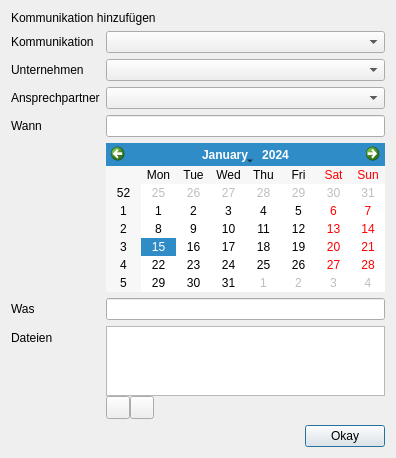
green-lion-racing/glr-database, file communication.ui: the form before one commit.
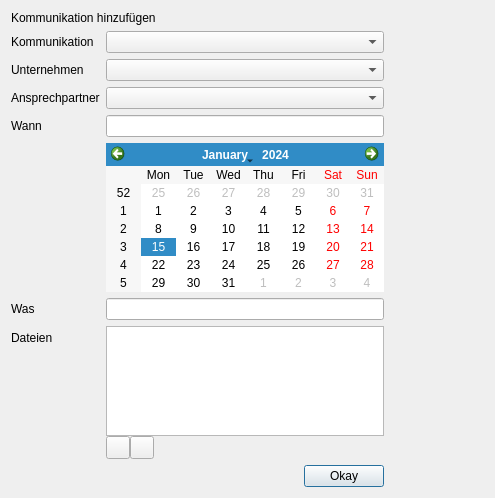
The form after the commit. Icons and pictures are not drawn.

What changed in the file:
```diff
--- a/communication.ui
+++ b/communication.ui
@@ -6,8 +6,8 @@
    <rect>
     <x>0</x>
     <y>0</y>
-    <width>396</width>
-    <height>389</height>
+    <width>495</width>
+    <height>498</height>
    </rect>
   </property>
   <property name="windowTitle">
@@ -25,6 +25,9 @@
      </item>
      <item>
       <layout class="QFormLayout" name="formLayout">
+       <property name="rightMargin">
+        <number>100</number>
+       </property>
        <item row="0" column="0">
         <widget class="QLabel" name="label_5">
          <property name="text">
@@ -105,30 +108,6 @@
          </property>
         </widget>
        </item>
-       <item row="8" column="1">
-        <layout class="QHBoxLayout" name="horizontalLayout_2">
-         <item>
-          <spacer name="horizontalSpacer_2">
-           <property name="orientation">
-            <enum>Qt::Horizontal</enum>
-           </property>
-           <property name="sizeHint" stdset="0">
-            <size>
-             <width>40</width>
-             <height>20</height>
-            </size>
-           </property>
-          </spacer>
-         </item>
-         <item>
-          <widget class="QPushButton" name="pb_okay">
-           <property name="text">
-            <string>Okay</string>
-           </property>
-          </widget>
-         </item>
-        </layout>
-       </item>
        <item row="6" column="1">
         <layout class="QVBoxLayout" name="verticalLayout_3">
          <property name="spacing">
@@ -205,6 +184,30 @@
          </item>
         </layout>
        </item>
+       <item row="7" column="1">
+        <layout class="QHBoxLayout" name="horizontalLayout_2">
+         <item>
+          <spacer name="horizontalSpacer_2">
+           <property name="orientation">
+            <enum>Qt::Horizontal</enum>
+           </property>
+           <property name="sizeHint" stdset="0">
+            <size>
+             <width>40</width>
+             <height>20</height>
+            </size>
+           </property>
+          </spacer>
+         </item>
+         <item>
+          <widget class="QPushButton" name="pb_okay">
+           <property name="text">
+            <string>Okay</string>
+           </property>
+          </widget>
+         </item>
+        </layout>
+       </item>
       </layout>
      </item>
     </layout>
```
Left out of the diff: 3 changed lines with no effect on the pictures.
